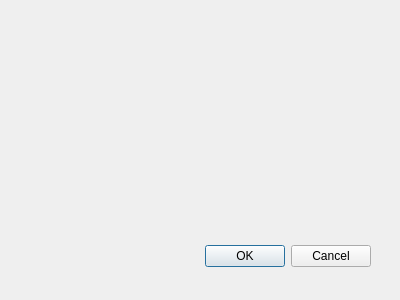
This is Libraries/MiKTeX/UI/Qt/PackageInfoDialog.ui in MiKTeX/miktex as Qt 5 draws it before an edit. The edited form follows.
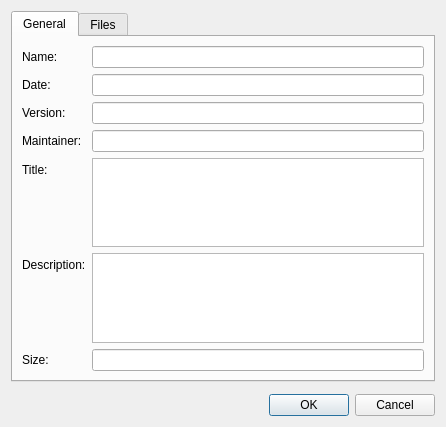
This is the edited form.

Commit message: PackageInfoDialog (Qt)

Diff of the .ui file:
```diff
--- a/Libraries/MiKTeX/UI/Qt/PackageInfoDialog.ui
+++ b/Libraries/MiKTeX/UI/Qt/PackageInfoDialog.ui
@@ -8,29 +8,190 @@
    <rect>
     <x>0</x>
     <y>0</y>
-    <width>400</width>
-    <height>300</height>
+    <width>446</width>
+    <height>427</height>
    </rect>
   </property>
+  <property name="sizePolicy">
+   <sizepolicy hsizetype="Expanding" vsizetype="Preferred">
+    <horstretch>0</horstretch>
+    <verstretch>0</verstretch>
+   </sizepolicy>
+  </property>
   <property name="windowTitle">
    <string>Dialog</string>
   </property>
-  <widget class="QDialogButtonBox" name="buttonBox">
-   <property name="geometry">
-    <rect>
-     <x>30</x>
-     <y>240</y>
-     <width>341</width>
-     <height>32</height>
-    </rect>
-   </property>
-   <property name="orientation">
-    <enum>Qt::Horizontal</enum>
-   </property>
-   <property name="standardButtons">
-    <set>QDialogButtonBox::Cancel|QDialogButtonBox::Ok</set>
-   </property>
-  </widget>
+  <layout class="QVBoxLayout" name="verticalLayout">
+   <item>
+    <widget class="QTabWidget" name="tabWidget">
+     <property name="currentIndex">
+      <number>0</number>
+     </property>
+     <widget class="QWidget" name="tabGeneral">
+      <attribute name="title">
+       <string>General</string>
+      </attribute>
+      <layout class="QVBoxLayout" name="verticalLayout_2">
+       <item>
+        <layout class="QFormLayout" name="formLayout">
+         <item row="0" column="0">
+          <widget class="QLabel" name="label">
+           <property name="text">
+            <string>Name:</string>
+           </property>
+          </widget>
+         </item>
+         <item row="0" column="1">
+          <widget class="QLineEdit" name="lineEdit">
+           <property name="readOnly">
+            <bool>true</bool>
+           </property>
+          </widget>
+         </item>
+         <item row="1" column="0">
+          <widget class="QLabel" name="label_2">
+           <property name="text">
+            <string>Date:</string>
+           </property>
+          </widget>
+         </item>
+         <item row="1" column="1">
+          <widget class="QLineEdit" name="lineEdit_2">
+           <property name="readOnly">
+            <bool>true</bool>
+           </property>
+          </widget>
+         </item>
+         <item row="2" column="0">
+          <widget class="QLabel" name="label_3">
+           <property name="text">
+            <string>Version:</string>
+           </property>
+          </widget>
+         </item>
+         <item row="2" column="1">
+          <widget class="QLineEdit" name="lineEdit_3">
+           <property name="readOnly">
+            <bool>true</bool>
+           </property>
+          </widget>
+         </item>
+         <item row="3" column="0">
+          <widget class="QLabel" name="label_4">
+           <property name="text">
+            <string>Maintainer:</string>
+           </property>
+          </widget>
+         </item>
+         <item row="3" column="1">
+          <widget class="QLineEdit" name="lineEdit_4">
+           <property name="readOnly">
+            <bool>true</bool>
+           </property>
+          </widget>
+         </item>
+         <item row="4" column="0">
+          <widget class="QLabel" name="label_5">
+           <property name="text">
+            <string>Title:</string>
+           </property>
+          </widget>
+         </item>
+         <item row="4" column="1">
+          <widget class="QPlainTextEdit" name="plainTextEdit">
+           <property name="readOnly">
+            <bool>true</bool>
+           </property>
+          </widget>
+         </item>
+         <item row="5" column="0">
+          <widget class="QLabel" name="label_6">
+           <property name="text">
+            <string>Description:</string>
+           </property>
+          </widget>
+         </item>
+         <item row="5" column="1">
+          <widget class="QPlainTextEdit" name="plainTextEdit_2">
+           <property name="readOnly">
+            <bool>true</bool>
+           </property>
+          </widget>
+         </item>
+         <item row="6" column="0">
+          <widget class="QLabel" name="label_7">
+           <property name="text">
+            <string>Size:</string>
+           </property>
+          </widget>
+         </item>
+         <item row="6" column="1">
+          <widget class="QLineEdit" name="lineEdit_5">
+           <property name="readOnly">
+            <bool>true</bool>
+           </property>
+          </widget>
+         </item>
+        </layout>
+       </item>
+      </layout>
+     </widget>
+     <widget class="QWidget" name="tabFiles">
+      <attribute name="title">
+       <string>Files</string>
+      </attribute>
+      <layout class="QVBoxLayout" name="verticalLayout_3">
+       <item>
+        <widget class="QLabel" name="label_8">
+         <property name="text">
+          <string>Run-time:</string>
+         </property>
+        </widget>
+       </item>
+       <item>
+        <widget class="QTreeView" name="treeView"/>
+       </item>
+       <item>
+        <widget class="QLabel" name="label_9">
+         <property name="text">
+          <string>Documentaion:</string>
+         </property>
+        </widget>
+       </item>
+       <item>
+        <widget class="QTreeView" name="treeView_2"/>
+       </item>
+      </layout>
+     </widget>
+    </widget>
+   </item>
+   <item>
+    <spacer name="verticalSpacer">
+     <property name="orientation">
+      <enum>Qt::Vertical</enum>
+     </property>
+     <property name="sizeType">
+      <enum>QSizePolicy::MinimumExpanding</enum>
+     </property>
+     <property name="sizeHint" stdset="0">
+      <size>
+       <width>20</width>
+       <height>6</height>
+      </size>
+     </property>
+    </spacer>
+   </item>
+   <item>
+    <widget class="QDialogButtonBox" name="buttonBox">
+     <property name="orientation">
+      <enum>Qt::Horizontal</enum>
+     </property>
+     <property name="standardButtons">
+      <set>QDialogButtonBox::Cancel|QDialogButtonBox::Ok</set>
+     </property>
+    </widget>
+   </item>
+  </layout>
  </widget>
  <pixmapfunction/>
  <resources/>
```
Left out of the diff: 10 changed lines with no effect on the pictures. The commit also changes 5 other files.
